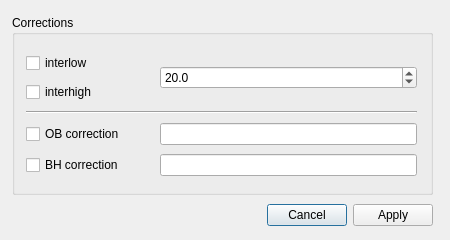
Before: the Qt Designer form SpidrMpx3Eq/qcstmcorrectionsdialog.ui in navrit/dexter, drawn with Qt 5.
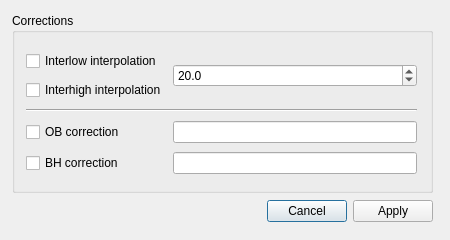
After: the same form once the commit is applied.

Commit message: Improved UI (tooltips) and disabled isEmpty check on corrections dialog

Diff of the .ui file:
```diff
--- a/SpidrMpx3Eq/qcstmcorrectionsdialog.ui
+++ b/SpidrMpx3Eq/qcstmcorrectionsdialog.ui
@@ -40,7 +40,7 @@
      <x>12</x>
      <y>12</y>
      <width>421</width>
-     <height>218</height>
+     <height>213</height>
     </rect>
    </property>
    <layout class="QVBoxLayout" name="verticalLayout">
@@ -67,7 +67,7 @@
          <x>14</x>
          <y>35</y>
          <width>391</width>
-         <height>133</height>
+         <height>131</height>
         </rect>
        </property>
        <layout class="QGridLayout" name="gridLayout">
@@ -83,7 +83,7 @@
            <string>&lt;html&gt;&lt;head/&gt;&lt;body&gt;&lt;p&gt;Dead pixel interpolation&lt;/p&gt;&lt;/body&gt;&lt;/html&gt;</string>
           </property>
           <property name="text">
-           <string>interlow</string>
+           <string>Interlow interpolation</string>
           </property>
          </widget>
         </item>
@@ -176,7 +176,7 @@
            <string>&lt;html&gt;&lt;head/&gt;&lt;body&gt;&lt;p&gt;High pixel interpolation&lt;/p&gt;&lt;/body&gt;&lt;/html&gt;</string>
           </property>
           <property name="text">
-           <string>interhigh</string>
+           <string>Interhigh interpolation</string>
           </property>
          </widget>
         </item>
```
Left out of the diff: 11 changed lines with no effect on the pictures. The commit also changes 1 other file.
